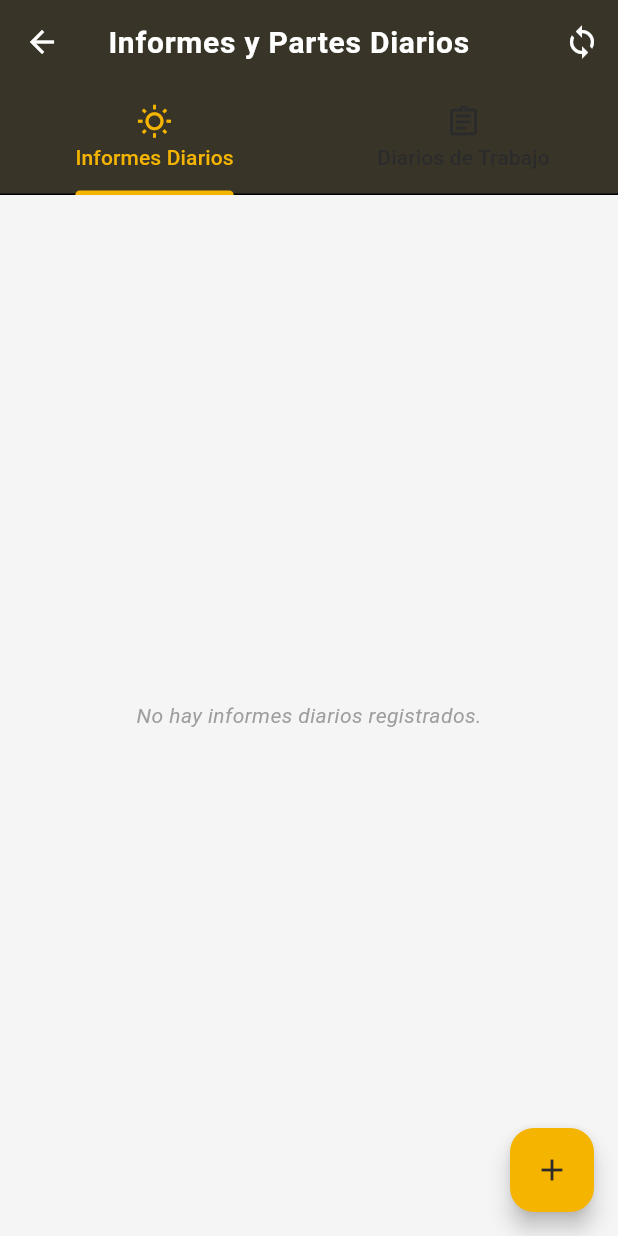
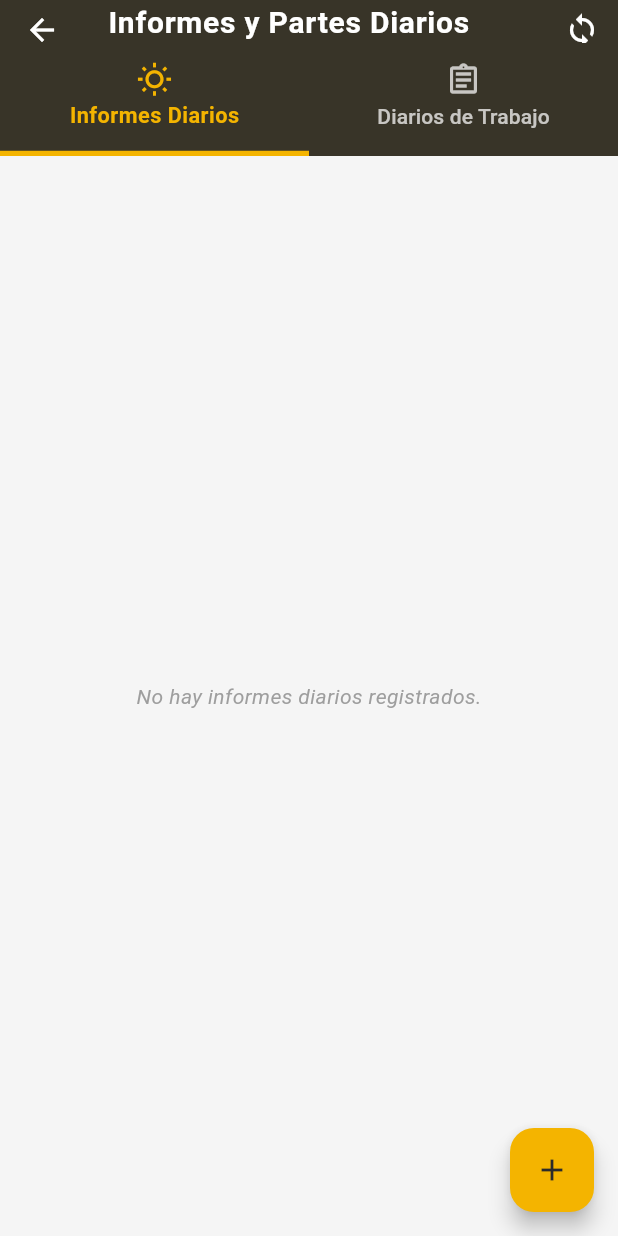
Before and after one commit to Rodakis/vialsystems-platform, a Flutter app: the InformeListScreen screen opened directly, on a phone screen of 412 x 824 dp. Run offline on Flutter 3.47's test engine with Material 3 defaults, Android fonts, the phone set to English and light mode, and no system bars; our stand-ins replace image_picker, pdf, printing, shared_preferences, supabase_flutter; accounts and stored records are empty.

Commit message:
feat(ui): unify industrial tab navigation styling

```diff
--- a/vial_systems/lib/features/admin/presentation/screens/admin_catalogs_screen.dart
+++ b/vial_systems/lib/features/admin/presentation/screens/admin_catalogs_screen.dart
@@ -4,6 +4,7 @@ import '../../../../core/providers/auth_provider.dart';
 import '../../../../core/providers/catalog_provider.dart';
 import '../../../auth/domain/models/user_model.dart';
 import '../../../catalogs/domain/models/catalog_models.dart';
+import '../../../../shared/widgets/industrial_tab_bar.dart';
 
 class AdminCatalogsScreen extends StatefulWidget {
   const AdminCatalogsScreen({super.key});
@@ -35,11 +36,10 @@ class _AdminCatalogsScreenState extends State<AdminCatalogsScreen> with SingleTi
 
     return Column(
       children: [
-        TabBar(
+        IndustrialTabBar(
           controller: _tabController,
-          labelColor: Theme.of(context).primaryColor,
-          unselectedLabelColor: Colors.grey,
           isScrollable: true,
+          onDarkBackground: false,
           tabs: const [
             Tab(text: 'Obras'),
             Tab(text: 'Materiales'),
--- a/vial_systems/lib/features/catalogs/presentation/screens/catalogs_screen.dart
+++ b/vial_systems/lib/features/catalogs/presentation/screens/catalogs_screen.dart
@@ -4,6 +4,7 @@ import '../../../../core/providers/auth_provider.dart';
 import '../../../../core/providers/catalog_provider.dart';
 import '../../../auth/domain/models/user_model.dart';
 import '../../domain/models/catalog_models.dart';
+import '../../../../shared/widgets/industrial_tab_bar.dart';
 
 class CatalogsScreen extends StatelessWidget {
   const CatalogsScreen({super.key});
@@ -18,8 +19,9 @@ class CatalogsScreen extends StatelessWidget {
       child: Scaffold(
         appBar: AppBar(
           title: const Text('Catálogos y Obras'),
-          bottom: const TabBar(
+          bottom: const IndustrialTabBar(
             isScrollable: true,
+            onDarkBackground: true,
             tabs: [
               Tab(text: 'Obras'),
               Tab(text: 'Materiales'),
--- a/vial_systems/lib/features/informes/presentation/screens/informe_list_screen.dart
+++ b/vial_systems/lib/features/informes/presentation/screens/informe_list_screen.dart
@@ -7,6 +7,7 @@ import '../../domain/models/informe_diario_model.dart';
 import '../../domain/models/informe_diario_trabajo_model.dart';
 import 'informe_diario_form_screen.dart';
 import 'informe_diario_trabajo_form_screen.dart';
+import '../../../../shared/widgets/industrial_tab_bar.dart';
 
 class InformeListScreen extends StatelessWidget {
   const InformeListScreen({super.key});
@@ -18,7 +19,8 @@ class InformeListScreen extends StatelessWidget {
       child: Scaffold(
         appBar: AppBar(
           title: const Text('Informes y Partes Diarios'),
-          bottom: const TabBar(
+          bottom: const IndustrialTabBar(
+            onDarkBackground: true,
             tabs: [
               Tab(
                 icon: Icon(Icons.wb_sunny_outlined),
--- a/vial_systems/lib/features/remito/presentation/screens/remito_list_screen.dart
+++ b/vial_systems/lib/features/remito/presentation/screens/remito_list_screen.dart
@@ -3,6 +3,7 @@ import 'package:provider/provider.dart';
 import '../../../../core/providers/remito_provider.dart';
 import '../../domain/models/remito_model.dart';
 import 'remito_form_screen.dart';
+import '../../../../shared/widgets/industrial_tab_bar.dart';
 
 class RemitoListScreen extends StatelessWidget {
   const RemitoListScreen({super.key});
@@ -14,7 +15,8 @@ class RemitoListScreen extends StatelessWidget {
       child: Scaffold(
         appBar: AppBar(
           title: const Text('Informes de Acarreo'),
-          bottom: const TabBar(
+          bottom: const IndustrialTabBar(
+            onDarkBackground: true,
             tabs: [
               Tab(text: 'Historial'),
               Tab(text: 'Cola de Envío'),
--- a/vial_systems/lib/shared/widgets/industrial_logo.dart
+++ b/vial_systems/lib/shared/widgets/industrial_logo.dart
@@ -48,7 +48,7 @@ class _IndustrialLogoPainter extends CustomPainter {
 
     // 2. Dibujar franjas industriales de advertencia en diagonal (estilo Caterpillar)
     final stripePaint = Paint()
-      ..color = AppColors.yellowIndustrial.withOpacity(0.15)
+      ..color = AppColors.yellowIndustrial.withValues(alpha: 0.15)
       ..style = PaintingStyle.fill
       ..isAntiAlias = true;
 
@@ -88,7 +88,7 @@ class _IndustrialLogoPainter extends CustomPainter {
 
     // 4. Dibujar líneas punteadas blancas en el centro de la V como marca de carril vial
     final dashPaint = Paint()
-      ..color = Colors.white.withOpacity(0.85)
+      ..color = Colors.white.withValues(alpha: 0.85)
       ..strokeWidth = size.width * 0.03
       ..style = PaintingStyle.stroke
       ..strokeCap = StrokeCap.round;
--- /dev/null
+++ b/vial_systems/lib/shared/widgets/industrial_tab_bar.dart
@@ -0,0 +1,78 @@
+import 'package:flutter/material.dart';
+import '../../core/theme/app_colors.dart';
+
+/// **INDUSTRIAL TAB BAR GLOBAL**
+///
+/// El componente [IndustrialTabBar] es el **único estándar visual obligatorio**
+/// para cualquier navegación por pestañas actual o futura dentro de VialSystems.
+///
+/// ### 🚨 REGLA GLOBAL DE USO OBLIGATORIO:
+/// Debe utilizarse en:
+/// * Nuevos módulos administrativos y dashboards futuros.
+/// * Nuevos formularios operativos y submenús internos por secciones.
+/// * Pantallas móviles, web y de escritorio.
+/// * Navegación secundaria horizontal o selector de ventanas.
+///
+/// ### 🚫 PROHIBIDO:
+/// * Usar `TabBar` estándar con estilos inline o colores hardcodeados.
+/// * Usar texto negro sobre fondo oscuro o indicadores azules antiguos.
+/// * Duplicar lógica visual o crear estilos individuales por pantalla.
+///
+/// ### 🎨 CRITERIO VISUAL (CAT & Trimble Inspired):
+/// * **Sobre fondo oscuro (`onDarkBackground: true`)**:
+///   - Activo: `AppColors.yellowIndustrial` (#F4B400)
+///   - Inactivo: `Colors.white.withOpacity(0.72)`
+/// * **Sobre fondo claro (`onDarkBackground: false`)**:
+///   - Activo: `AppColors.darkGraphite` (#2B2B2B) con indicador `AppColors.yellowIndustrial`
+///   - Inactivo: `AppColors.darkGraphite.withOpacity(0.65)`
+/// * **Indicador Activo**: Grosor de 3.5px en Amarillo Industrial visible bajo luz solar directa.
+class IndustrialTabBar extends StatelessWidget implements PreferredSizeWidget {
+  final TabController? controller;
+  final List<Widget> tabs;
+  final bool isScrollable;
+  final bool onDarkBackground;
+
+  const IndustrialTabBar({
+    super.key,
+    required this.tabs,
+    this.controller,
+    this.isScrollable = false,
+    this.onDarkBackground = false,
+  });
+
+  @override
+  Widget build(BuildContext context) {
+    // Definir colores estrictos según fondo oscuro o claro (CAT / Trimble ergonómico)
+    final selectedColor = onDarkBackground
+        ? AppColors.yellowIndustrial
+        : AppColors.darkGraphite;
+
+    final unselectedColor = onDarkBackground
+        ? Colors.white.withValues(alpha: 0.72)
+        : AppColors.darkGraphite.withValues(alpha: 0.65);
+
+    return TabBar(
+      controller: controller,
+      tabs: tabs,
+      isScrollable: isScrollable,
+      labelColor: selectedColor,
+      unselectedLabelColor: unselectedColor,
+      indicatorColor: AppColors.yellowIndustrial,
+      indicatorWeight: 3.5, // Mínimo 3.5px de grosor visible bajo luz solar
+      indicatorSize: TabBarIndicatorSize.tab,
+      dividerColor: Colors.transparent, // Estilo limpio sin divisiones grises
+      labelStyle: const TextStyle(
+        fontWeight: FontWeight.bold,
+        fontSize: 14.5,
+        letterSpacing: 0.3,
+      ),
+      unselectedLabelStyle: const TextStyle(
+        fontWeight: FontWeight.w500,
+        fontSize: 14.0,
+      ),
+    );
+  }
+
+  @override
+  Size get preferredSize => const Size.fromHeight(48.0);
+}
```
Also changed, not shown: vial_systems/lib/core/theme/app_theme.dart (+17 -0 lines), vial_systems/lib/features/admin/presentation/screens/admin_informes_screen.dart (+3 -4 lines), vial_systems/lib/features/catalogs/presentation/screens/operative_catalogs_screen.dart (+4 -6 lines).
